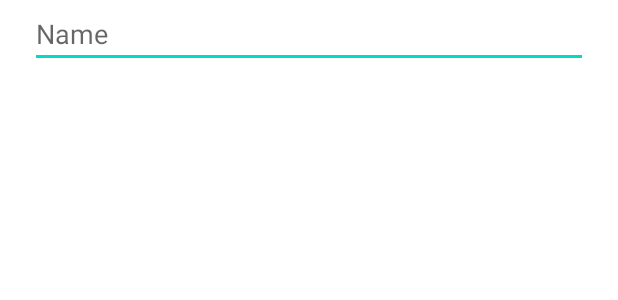
After one commit to namcao502/MUSIC, an Android app: the layout add_new_playlist_dialog.xml on its own in the app's theme, with its tools: preview values and no code run, on a phone screen of 412 x 824 dp. The commit adds this screen. Shown: the top 300 px of the screen. Run offline under Robolectric (Android 15) with nearby library versions, the phone set to English and light mode, and no system bars.

Commit message:
some options for playlist

```diff
--- /dev/null
+++ b/app/src/main/res/drawable/ic_baseline_add_24.xml
@@ -0,0 +1,5 @@
+<vector android:height="24dp" android:tint="#000000"
+    android:viewportHeight="24" android:viewportWidth="24"
+    android:width="24dp" xmlns:android="http://schemas.android.com/apk/res/android">
+    <path android:fillColor="@android:color/white" android:pathData="M19,13h-6v6h-2v-6H5v-2h6V5h2v6h6v2z"/>
+</vector>
--- /dev/null
+++ b/app/src/main/res/layout/add_new_playlist_dialog.xml
@@ -0,0 +1,23 @@
+<?xml version="1.0" encoding="utf-8"?>
+<androidx.constraintlayout.widget.ConstraintLayout
+    xmlns:android="http://schemas.android.com/apk/res/android"
+    xmlns:app="http://schemas.android.com/apk/res-auto"
+    xmlns:tools="http://schemas.android.com/tools"
+    android:layout_width="match_parent"
+    android:layout_height="wrap_content">
+
+
+    <EditText
+        android:layout_marginStart="20dp"
+        android:layout_marginEnd="20dp"
+        android:id="@+id/title_et"
+        android:layout_width="0dp"
+        android:layout_height="wrap_content"
+        android:ems="10"
+        android:hint="Name"
+        android:inputType="textPersonName"
+        app:layout_constraintEnd_toEndOf="parent"
+        app:layout_constraintStart_toStartOf="parent"
+        app:layout_constraintTop_toTopOf="parent" />
+
+</androidx.constraintlayout.widget.ConstraintLayout>
```
Also changed, not shown: app/src/main/java/com/example/music/note.txt (added, +10 -0 lines), app/src/main/java/com/example/music/ui/fragments/PlaylistAdapter.kt (+23 -1 lines), app/src/main/java/com/example/music/ui/fragments/PlaylistFragment.kt (+69 -2 lines), app/src/main/res/layout/fragment_playlist.xml (+12 -0 lines), app/src/main/res/layout/playlist_row_item.xml (+6 -7 lines), app/src/main/res/menu/add_playlist_menu.xml (added, +10 -0 lines).
